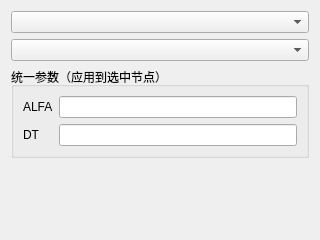
Before: the Qt Designer form plugins/Base_PhysicalField/TemperatureLoadPage.ui in asd977/base_cae, drawn with Qt 5.
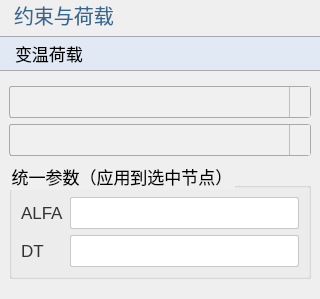
After: the same form once the commit is applied. Icons and pictures are not drawn.

Commit message: style: use existing arrow assets and remove custom svg files

```diff
--- a/plugins/Base_PhysicalField/TemperatureLoadPage.ui
+++ b/plugins/Base_PhysicalField/TemperatureLoadPage.ui
@@ -13,7 +13,143 @@
   <property name="windowTitle">
    <string>变温荷载</string>
   </property>
+  <property name="styleSheet">
+   <string notr="true">QWidget{
+font-family: &quot;Microsoft YaHei&quot;, &quot;微软雅黑&quot;;
+}
+QPushButton {
+    font-size: 17px;
+    min-height: 32px;
+}
+QPushButton#pushButton {
+    background-color: rgb(224, 233, 244);
+    border-width: 1px;
+    border-color: rgb(121, 121, 121);
+    border-style: solid;
+    min-height: 33px;
+    border-top: 1px solid rgb(169, 169, 169);
+    border-bottom: 1px solid rgb(169, 169, 169);
+    border-left: none;
+    border-right: none;
+    text-align: left;
+    padding-left: 15px;
+    font-size: 17px;
+}
+QLabel {
+    font-size: 17px;
+    color: rgb(51, 51, 51);
+}
+QLabel#pageNameLabel {
+    font-size: 20px;
+    padding-left: 9px;
+    color: rgb(53, 103, 147);
+}
+QLineEdit, QTextEdit, QPlainTextEdit, QSpinBox, QDoubleSpinBox, QDateTimeEdit {
+    border: 1px solid rgb(200, 200, 200);
+    border-radius: 2px;
+    font-size: 17px;
+    min-height: 30px;
+}
+QLineEdit:focus, QTextEdit:focus, QPlainTextEdit:focus,
+QSpinBox:focus, QDoubleSpinBox:focus, QDateTimeEdit:focus {
+    border-color: rgb(100, 100, 255);
+    outline: none;
+}
+QComboBox {
+    font-size: 17px;
+    color: rgb(51, 51, 51);
+    padding-left: 6px;
+    background: rgb(240, 240, 240);
+    border: 1px solid rgb(169, 169, 169);
+    border-radius: 3px;
+    min-height: 30px;
+}
+QComboBox::drop-down {
+    subcontrol-origin: padding;
+    subcontrol-position: top right;
+    width: 20px;
+    background: rgb(240, 240, 240);
+    border-left: 1px solid rgb(190, 190, 190);
+}
+QComboBox::down-arrow {
+    image: url(:/resources/down_arrow.png);
+    width: 12px;
+    height: 12px;
+}
+QSpinBox::up-button, QDoubleSpinBox::up-button {
+    subcontrol-origin: border;
+    subcontrol-position: top right;
+    width: 18px;
+    border-left: 1px solid rgb(190, 190, 190);
+    border-bottom: 1px solid rgb(210, 210, 210);
+    background: rgb(240, 240, 240);
+}
+QSpinBox::down-button, QDoubleSpinBox::down-button {
+    subcontrol-origin: border;
+    subcontrol-position: bottom right;
+    width: 18px;
+    border-left: 1px solid rgb(190, 190, 190);
+    background: rgb(240, 240, 240);
+}
+QSpinBox::up-arrow, QDoubleSpinBox::up-arrow {
+    image: url(:/resources/up_arrow.png);
+    width: 10px;
+    height: 10px;
+}
+QSpinBox::down-arrow, QDoubleSpinBox::down-arrow {
+    image: url(:/resources/down_arrow.png);
+    width: 10px;
+    height: 10px;
+}
+QRadioButton, QCheckBox, QGroupBox {
+    font-size: 17px;
+}
+QTableWidget, QTreeWidget, QListWidget {
+    font-size: 16px;
+    gridline-color: rgb(210, 210, 210);
+}
+
+</string>
+  </property>
   <layout class="QVBoxLayout" name="verticalLayout">
+   <property name="leftMargin">
+    <number>0</number>
+   </property>
+   <property name="topMargin">
+    <number>0</number>
+   </property>
+   <property name="rightMargin">
+    <number>0</number>
+   </property>
+   <item>
+    <widget class="QLabel" name="pageNameLabel">
+     <property name="sizePolicy">
+      <sizepolicy hsizetype="Preferred" vsizetype="Fixed">
+       <horstretch>0</horstretch>
+       <verstretch>0</verstretch>
+      </sizepolicy>
+     </property>
+     <property name="text">
+      <string>约束与荷载</string>
+     </property>
+    </widget>
+   </item>
+   <item>
+    <widget class="QPushButton" name="pushButton">
+     <property name="sizePolicy">
+      <sizepolicy hsizetype="Ignored" vsizetype="Fixed">
+       <horstretch>0</horstretch>
+       <verstretch>0</verstretch>
+      </sizepolicy>
+     </property>
+     <property name="text">
+      <string>变温荷载</string>
+     </property>
+    </widget>
+   </item>
+   <item>
+    <widget class="QWidget" name="contentWidget" native="true">
+     <layout class="QVBoxLayout" name="contentLayout">
    <item>
     <widget class="QComboBox" name="comboBoxDim"/>
    </item>
@@ -48,7 +184,10 @@
       </item>
      </layout>
     </widget>
+   </item>     </layout>
+    </widget>
    </item>
+
    <item>
     <spacer name="verticalSpacer">
      <property name="orientation">
```
The commit also changes 42 other files.
